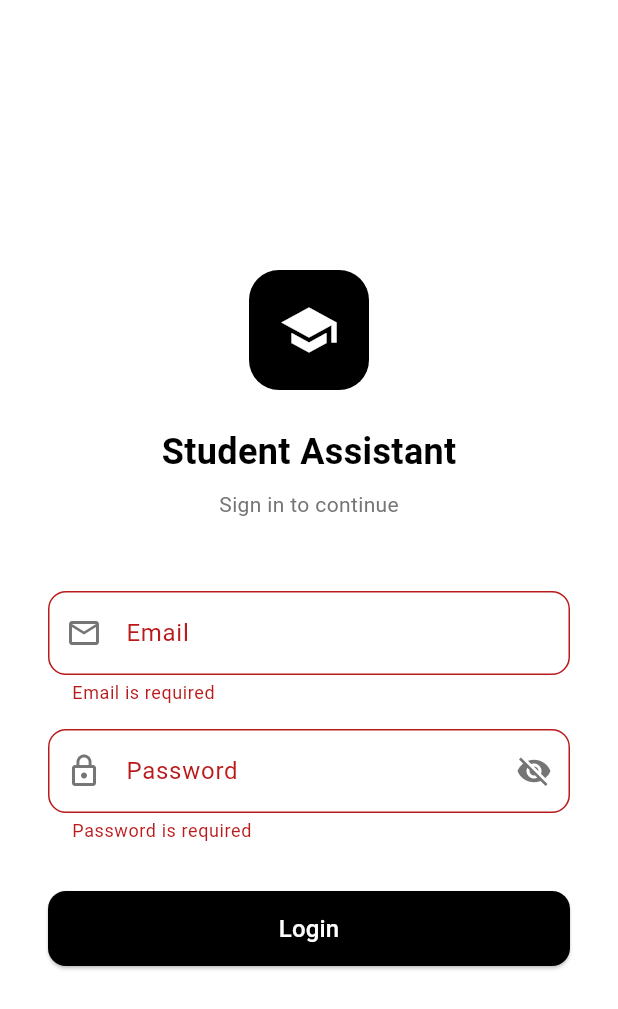
After one commit to Mohlomi402/student-assistant-app, a Flutter app: the LoginView screen opened directly, after a tap on "Login", on a phone screen of 412 x 824 dp. The commit adds this screen. Shown: the top 1009 px of the screen. Run offline on Flutter 3.47's test engine with Material 3 defaults, Android fonts, the phone set to English and light mode, and no system bars; our stand-ins replace supabase_flutter; accounts and stored records are empty.

Commit message:
Added Login screen

```diff
--- /dev/null
+++ b/devtools_options.yaml
@@ -0,0 +1,3 @@
+description: This file stores settings for Dart & Flutter DevTools.
+documentation: https://docs.flutter.dev/tools/devtools/extensions#configure-extension-enablement-states
+extensions:
--- a/lib/main.dart
+++ b/lib/main.dart
@@ -120,3 +120,4 @@ class _MyHomePageState extends State<MyHomePage> {
     );
   }
 }
+ here s the original main.dart code that im not supposed to change this is what ran
--- /dev/null
+++ b/lib/models/user_model.dart
@@ -0,0 +1,21 @@
+
+class UserModel {
+
+  final String id;
+  final String email;
+  final String role;
+
+  UserModel({required this.id, required this.email, required this.role});
+
+  factory UserModel.fromJson(Map<String, dynamic> json) {
+    return UserModel(
+      id: json['id'].toString(),
+      email: json['email'].toString(),
+      role: json['role'].toString(),
+    );
+  }
+
+  Map<String, dynamic> toJson() {
+    return {'id': id, 'email': email, 'role': role};
+  }
+}
--- /dev/null
+++ b/lib/viewmodels/auth_viewmodel.dart
@@ -0,0 +1,43 @@
+import 'package:flutter/material.dart';
+import 'package:supabase_flutter/supabase_flutter.dart';
+
+class AuthViewModel extends ChangeNotifier {
+  final SupabaseClient _supabase = Supabase.instance.client;
+
+  bool _isLoading = false;
+  String? _errorMessage;
+
+  bool get isLoading => _isLoading;
+  String? get errorMessage => _errorMessage;
+
+  bool get isLoggedIn => _supabase.auth.currentSession != null;
+  String? get currentUserEmail => _supabase.auth.currentUser?.email;
+
+String? get currentUserId => _supabase.auth.currentUser?.id;
+
+  Future<bool> login(String email, String password) async {
+    _isLoading = true;
+    _errorMessage = null;
+    notifyListeners();
+
+    try {
+      final response = await _supabase.auth.signInWithPassword(
+        email: email.trim(),
+        password: password,
+      );
+
+      return response.user != null;
+    } catch (e) {
+      _errorMessage = e.toString();
+      return false;
+    } finally {
+      _isLoading = false;
+      notifyListeners();
+    }
+  }
+
+  Future<void> logOut() async {
+    await _supabase.auth.signOut();
+    notifyListeners();
+  }
+}
--- /dev/null
+++ b/lib/views/auth_wrapper.dart
@@ -0,0 +1,25 @@
+import 'package:flutter/material.dart';
+import '../viewmodels/auth_viewmodel.dart';
+import 'login_view.dart';
+import 'package:provider/provider.dart';
+
+
+class AuthWrapper extends StatelessWidget {
+  const AuthWrapper({super.key});
+
+  @override
+  Widget build(BuildContext context) {
+    final authVm = context.watch<AuthViewModel>();
+
+    if (authVm.isLoading) {
+      return const Scaffold(body: Center(child: CircularProgressIndicator()));
+    }
+
+    if (!authVm.isLoggedIn) {
+      return const LoginView();
+    }
+
+
+    return const DetailScreen(); //must be changed!!
+  }
+}
--- /dev/null
+++ b/lib/views/login_view.dart
@@ -0,0 +1,191 @@
+import 'package:flutter/material.dart';
+import 'package:provider/provider.dart';
+import 'package:student_assistant_app/viewmodels/auth_viewmodel.dart';
+
+class LoginView extends StatefulWidget {
+  const LoginView({super.key});
+
+  @override
+  State<LoginView> createState() => _LoginViewState();
+}
+
+class _LoginViewState extends State<LoginView> {
+  final _formKey = GlobalKey<FormState>();
+  final TextEditingController _emailController = TextEditingController();
+  final TextEditingController _passwordController = TextEditingController();
+
+  bool _obscureText = true;
+
+  void _handleLogin() async {
+    if (!_formKey.currentState!.validate()) return;
+
+    final authVm = Provider.of<AuthViewModel>(context, listen: false);
+
+    bool success = await authVm.login(
+      _emailController.text.trim(),
+      _passwordController.text,
+    );
+
+    if (!success && mounted) {
+      ScaffoldMessenger.of(context).showSnackBar(
+        SnackBar(
+          content: Text(authVm.errorMessage ?? 'Login failed'),
+          backgroundColor: Colors.grey[800],
+          behavior: SnackBarBehavior.floating,
+          shape: RoundedRectangleBorder(
+            borderRadius: BorderRadius.circular(12),
+          ),
+        ),
+      );
+    }
+  }
+
+  @override
+  void dispose() {
+    _emailController.dispose();
+    _passwordController.dispose();
+    super.dispose();
+  }
+
+  @override
+  Widget build(BuildContext context) {
+    return Scaffold(
+      backgroundColor: Colors.white,
+      body: Center(
+        child: SingleChildScrollView(
+          padding: const EdgeInsets.symmetric(horizontal: 32.0),
+          child: Column(
+            mainAxisAlignment: MainAxisAlignment.center,
+            children: [
+
+              Container(
+                width: 80,
+                height: 80,
+                decoration: BoxDecoration(
+                  color: Colors.black,
+                  borderRadius: BorderRadius.circular(20),
+                ),
+                child: const Icon(
+                  Icons.school,
+                  size: 40,
+                  color: Colors.white,
+                ),
+              ),
+              const SizedBox(height: 24),
+              const Text(
+                'Student Assistant',
+                style: TextStyle(
+                  fontSize: 24,
+                  fontWeight: FontWeight.bold,
+                  color: Colors.black,
+                ),
+              ),
+              const SizedBox(height: 8),
+              Text(
+                'Sign in to continue',
+                style: TextStyle(
+                  fontSize: 14,
+                  color: Colors.grey[600],
+                ),
+              ),
+              const SizedBox(height: 48),
+
+              // Form
+              Form(
+                key: _formKey,
+                child: Column(
+                  children: [
+                    TextFormField(
+                      controller: _emailController,
+                      keyboardType: TextInputType.emailAddress,
+                      decoration: InputDecoration(
+                        labelText: 'Email',
+                        prefixIcon: Icon(Icons.email_outlined, color: Colors.grey[600]),
+                        border: OutlineInputBorder(
+                          borderRadius: BorderRadius.circular(12),
+                        ),
+                        focusedBorder: OutlineInputBorder(
+                          borderRadius: BorderRadius.circular(12),
+                          borderSide: const BorderSide(color: Colors.black),
+                        ),
+                      ),
+                      validator: (value) {
+                        if (value == null || value.isEmpty) {
+                          return 'Email is required';
+                        }
+                        if (!value.contains('@')) {
+                          return 'Enter a valid email';
+                        }
+                        return null;
+                      },
+                    ),
+                    const SizedBox(height: 16),
+                    TextFormField(
+                      controller: _passwordController,
+                      obscureText: _obscureText,
+                      decoration: InputDecoration(
+                        labelText: 'Password',
+                        prefixIcon: Icon(Icons.lock_outline, color: Colors.grey[600]),
+                        suffixIcon: IconButton(
+                          icon: Icon(
+                            _obscureText ? Icons.visibility_off : Icons.visibility,
+                            color: Colors.grey[600],
+                          ),
+                          onPressed: () {
+                            setState(() {
+                              _obscureText = !_obscureText;
+                            });
+                          },
+                        ),
+                        border: OutlineInputBorder(
+                          borderRadius: BorderRadius.circular(12),
+                        ),
+                        focusedBorder: OutlineInputBorder(
+                          borderRadius: BorderRadius.circular(12),
+                          borderSide: const BorderSide(color: Colors.black),
+                        ),
+                      ),
+                      validator: (value) {
+                        if (value == null || value.isEmpty) {
+                          return 'Password is required';
+                        }
+                        if (value.length < 8) {
+                          return 'Password must be at least 8 characters';
+                        }
+                        return null;
+                      },
+                    ),
+                  ],
+                ),
+              ),
+              const SizedBox(height: 32),
+
+              // Login Button
+              Consumer<AuthViewModel>(
+                builder: (context, vm, child) {
+                  return SizedBox(
+                    width: double.infinity,
+                    height: 50,
+                    child: ElevatedButton(
+                      onPressed: vm.isLoading ? null : _handleLogin,
+                      style: ElevatedButton.styleFrom(
+                        backgroundColor: Colors.black,
+                        foregroundColor: Colors.white,
+                        shape: RoundedRectangleBorder(
+                          borderRadius: BorderRadius.circular(12),
+                        ),
+                      ),
+                      child: vm.isLoading
+                          ? const CircularProgressIndicator(color: Colors.white)
+                          : const Text('Login', style: TextStyle(fontSize: 16)),
+                    ),
+                  );
+                },
+              ),
+            ],
+          ),
+        ),
+      ),
+    );
+  }
+}
```
Also changed, not shown: pubspec.yaml (+6 -72 lines), pubspec.lock, 5 other files.
